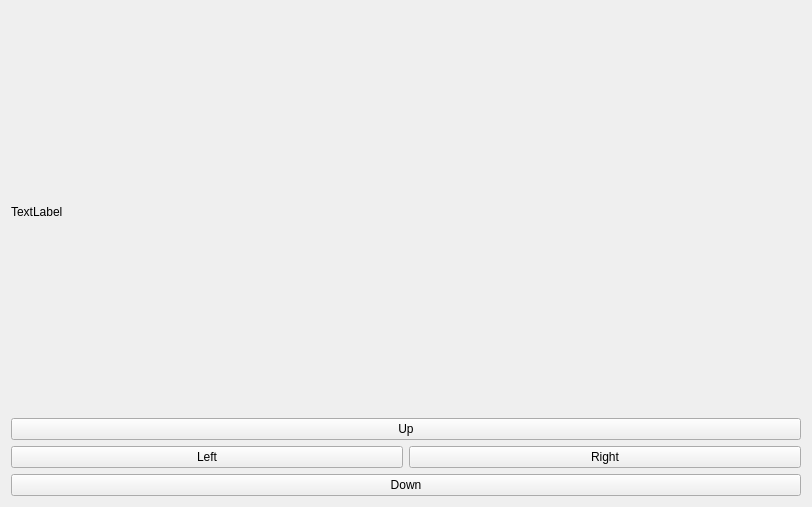
Above: testwork/manager.ui from Persia39/testopencv before the change. Below: the same form after it.
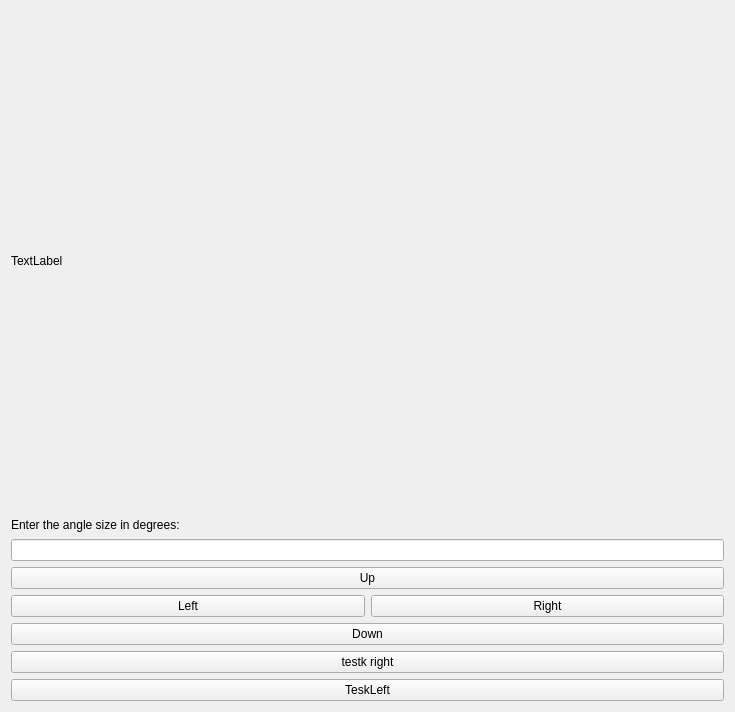
That is the form after the change.

Commit message: rotation camera degrees

What changed in the file:
```diff
--- a/testwork/manager.ui
+++ b/testwork/manager.ui
@@ -6,8 +6,8 @@
    <rect>
     <x>0</x>
     <y>0</y>
-    <width>812</width>
-    <height>507</height>
+    <width>735</width>
+    <height>712</height>
    </rect>
   </property>
   <property name="windowTitle">
@@ -16,11 +16,39 @@
   <layout class="QVBoxLayout" name="verticalLayout_2">
    <item>
     <widget class="QLabel" name="image_label">
+     <property name="minimumSize">
+      <size>
+       <width>640</width>
+       <height>480</height>
+      </size>
+     </property>
+     <property name="maximumSize">
+      <size>
+       <width>640</width>
+       <height>720</height>
+      </size>
+     </property>
      <property name="text">
       <string>TextLabel</string>
      </property>
     </widget>
    </item>
+   <item>
+    <widget class="QLabel" name="label">
+     <property name="maximumSize">
+      <size>
+       <width>16777</width>
+       <height>16</height>
+      </size>
+     </property>
+     <property name="text">
+      <string>Enter the angle size in degrees:</string>
+     </property>
+    </widget>
+   </item>
+   <item>
+    <widget class="QLineEdit" name="degree"/>
+   </item>
    <item>
     <layout class="QVBoxLayout" name="verticalLayout">
      <property name="sizeConstraint">
@@ -58,6 +86,20 @@
        </property>
       </widget>
      </item>
+     <item>
+      <widget class="QPushButton" name="pushButton">
+       <property name="text">
+        <string>testk right</string>
+       </property>
+      </widget>
+     </item>
+     <item>
+      <widget class="QPushButton" name="pushButton_2">
+       <property name="text">
+        <string>TeskLeft</string>
+       </property>
+      </widget>
+     </item>
     </layout>
    </item>
   </layout>
```
The commit also changes 9 other files.
